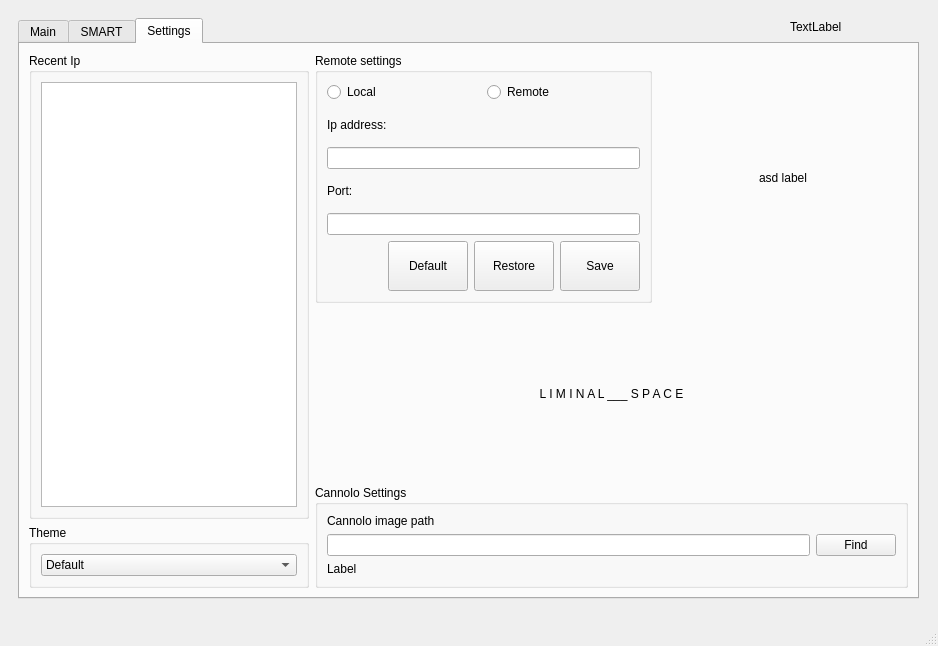
First picture: the form in assets/qt/interface.ui, repository WEEE-Open/pesto, before the edit.
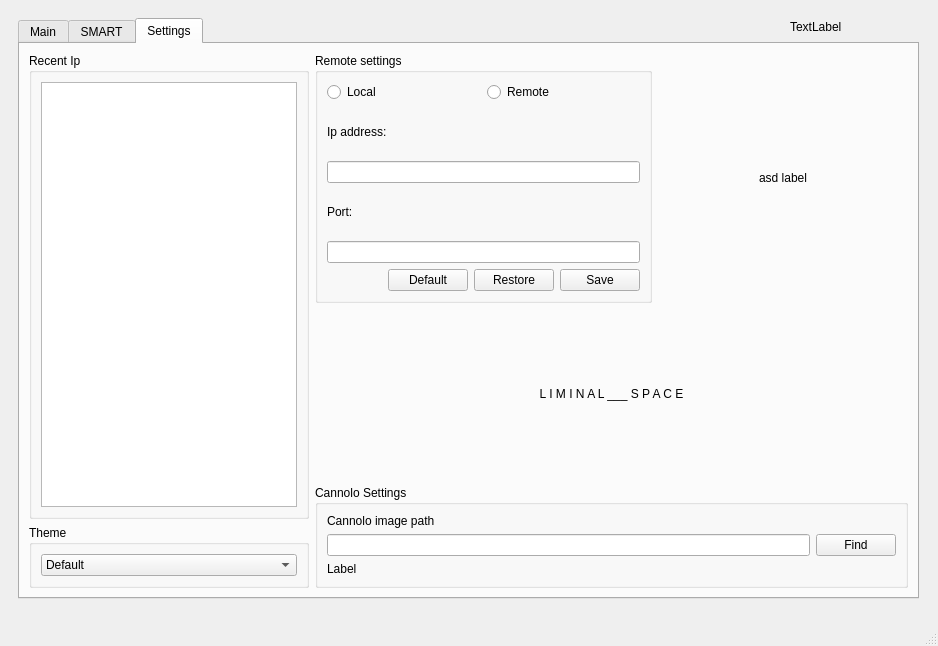
Second picture: the form after the edit.

Commit message: Fixed remote settings's buttons graphic bug

What changed in the file:
```diff
--- a/assets/qt/interface.ui
+++ b/assets/qt/interface.ui
@@ -589,7 +589,7 @@
                           <property name="minimumSize">
                            <size>
                             <width>50</width>
-                            <height>50</height>
+                            <height>0</height>
                            </size>
                           </property>
                           <property name="maximumSize">
@@ -606,7 +606,7 @@
                         <item>
                          <widget class="QPushButton" name="restoreButton">
                           <property name="sizePolicy">
-                           <sizepolicy hsizetype="Maximum" vsizetype="Fixed">
+                           <sizepolicy hsizetype="Maximum" vsizetype="Maximum">
                             <horstretch>0</horstretch>
                             <verstretch>0</verstretch>
                            </sizepolicy>
@@ -614,7 +614,7 @@
                           <property name="minimumSize">
                            <size>
                             <width>50</width>
-                            <height>50</height>
+                            <height>0</height>
                            </size>
                           </property>
                           <property name="maximumSize">
@@ -655,7 +655,7 @@
                         <item>
                          <widget class="QPushButton" name="saveButton">
                           <property name="sizePolicy">
-                           <sizepolicy hsizetype="Expanding" vsizetype="Fixed">
+                           <sizepolicy hsizetype="Expanding" vsizetype="Maximum">
                             <horstretch>0</horstretch>
                             <verstretch>0</verstretch>
                            </sizepolicy>
@@ -663,7 +663,7 @@
                           <property name="minimumSize">
                            <size>
                             <width>50</width>
-                            <height>50</height>
+                            <height>0</height>
                            </size>
                           </property>
                           <property name="maximumSize">
```
